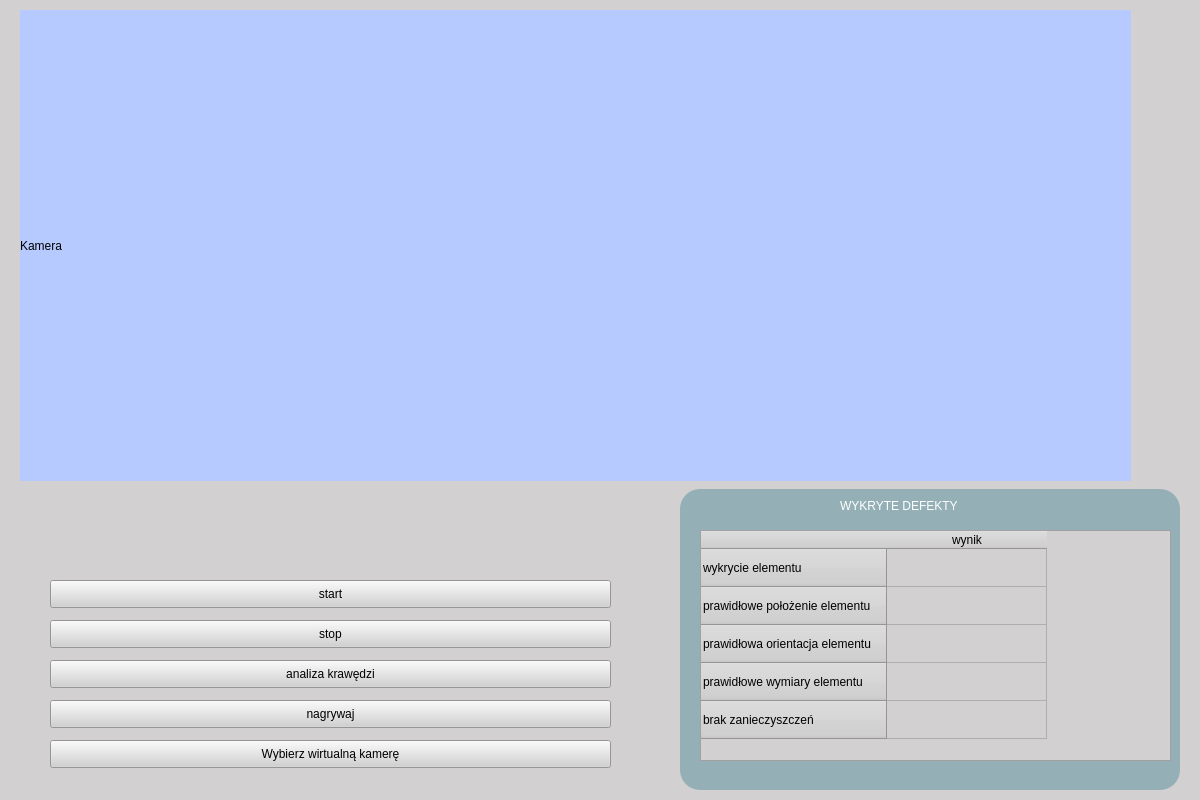
The window that gui/ui/Camera.ui (oreols/ProjektAOI) describes before a commit, drawn with Qt 5.
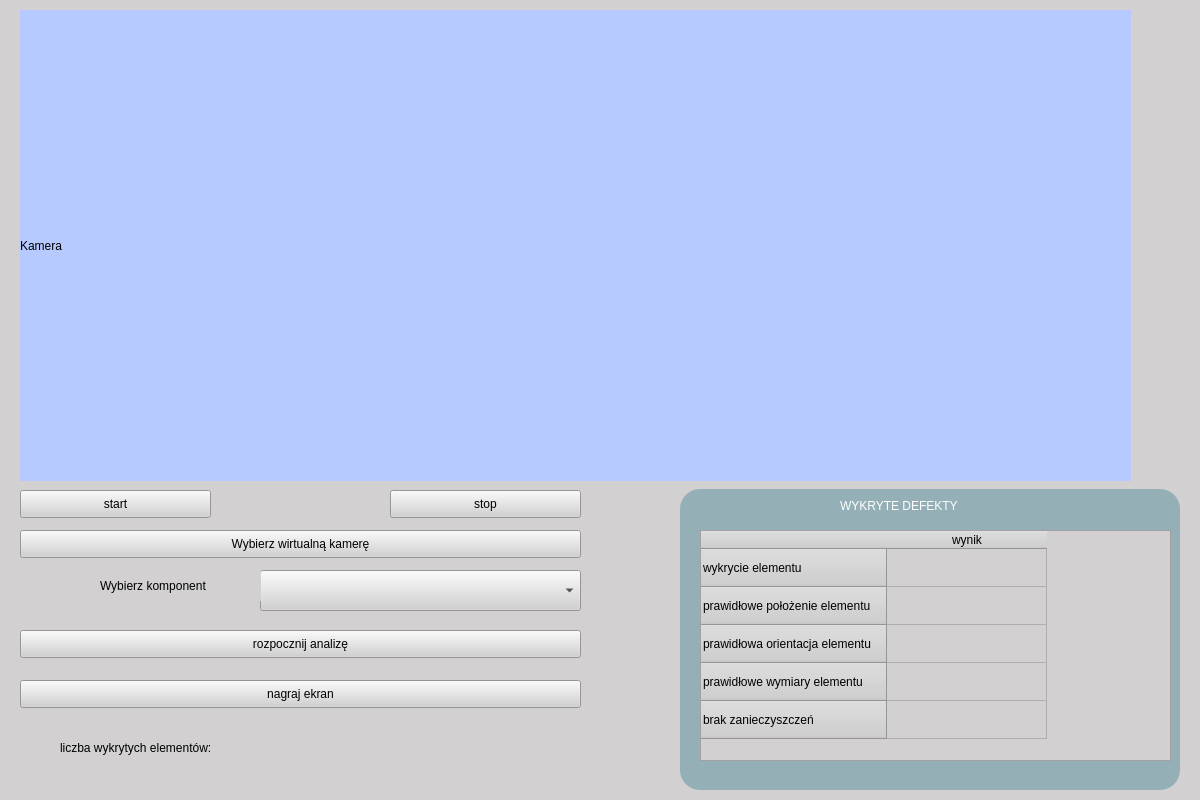
The same window after the commit.

Commit message: SCRUM-61 Podpiecie kolejnych modeli do gui

```diff
--- a/gui/ui/Camera.ui
+++ b/gui/ui/Camera.ui
@@ -152,22 +152,22 @@
    <widget class="QPushButton" name="analyze_button">
     <property name="geometry">
      <rect>
-      <x>50</x>
-      <y>660</y>
+      <x>20</x>
+      <y>630</y>
       <width>561</width>
       <height>28</height>
      </rect>
     </property>
     <property name="text">
-     <string>analiza krawędzi</string>
+     <string>rozpocznij analizę</string>
     </property>
    </widget>
    <widget class="QPushButton" name="start_button">
     <property name="geometry">
      <rect>
-      <x>50</x>
-      <y>580</y>
-      <width>561</width>
+      <x>20</x>
+      <y>490</y>
+      <width>191</width>
       <height>28</height>
      </rect>
     </property>
@@ -194,8 +194,8 @@
    <widget class="QPushButton" name="virtual_cam_button">
     <property name="geometry">
      <rect>
-      <x>50</x>
-      <y>740</y>
+      <x>20</x>
+      <y>530</y>
       <width>561</width>
       <height>28</height>
      </rect>
@@ -207,9 +207,9 @@
    <widget class="QPushButton" name="stop_button">
     <property name="geometry">
      <rect>
-      <x>50</x>
-      <y>620</y>
-      <width>561</width>
+      <x>390</x>
+      <y>490</y>
+      <width>191</width>
       <height>28</height>
      </rect>
     </property>
@@ -220,14 +220,66 @@
    <widget class="QPushButton" name="record_button">
     <property name="geometry">
      <rect>
-      <x>50</x>
-      <y>700</y>
+      <x>20</x>
+      <y>680</y>
       <width>561</width>
       <height>28</height>
      </rect>
     </property>
     <property name="text">
-     <string>nagrywaj</string>
+     <string>nagraj ekran</string>
+    </property>
+   </widget>
+   <widget class="QComboBox" name="component">
+    <property name="geometry">
+     <rect>
+      <x>260</x>
+      <y>570</y>
+      <width>321</width>
+      <height>41</height>
+     </rect>
+    </property>
+   </widget>
+   <widget class="QLabel" name="label_3">
+    <property name="geometry">
+     <rect>
+      <x>100</x>
+      <y>570</y>
+      <width>161</width>
+      <height>31</height>
+     </rect>
+    </property>
+    <property name="styleSheet">
+     <string notr="true">font: 12pt &quot;MS Shell Dlg 2&quot;;</string>
+    </property>
+    <property name="text">
+     <string>Wybierz komponent</string>
+    </property>
+   </widget>
+   <widget class="QLabel" name="label_4">
+    <property name="geometry">
+     <rect>
+      <x>60</x>
+      <y>740</y>
+      <width>201</width>
+      <height>16</height>
+     </rect>
+    </property>
+    <property name="text">
+     <string>liczba wykrytych elementów: </string>
+    </property>
+   </widget>
+   <widget class="QLabel" name="count_elements">
+    <property name="geometry">
+     <rect>
+      <x>220</x>
+      <y>740</y>
+      <width>141</width>
+      <height>16</height>
+     </rect>
+    </property>
+    <property name="text">
+     <string/>
     </property>
    </widget>
   </widget>
```
The commit also changes 1 other file.
